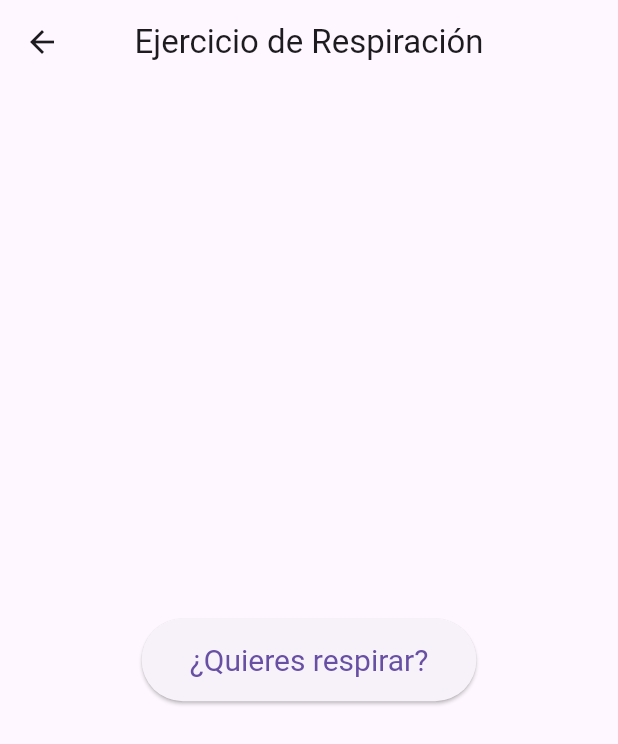
After one commit to nelsonbarrera430/APLICACION, a Flutter app: the BreathingExercisePage screen opened directly, on a phone screen of 412 x 824 dp. The commit adds this screen. Shown: the top 744 px of the screen. Run offline on Flutter 3.47's test engine with Material 3 defaults, Android fonts, the light colour scheme and no system bars; our stand-ins replace appwrite, image_picker; missing offline and left inert: flutter_echarts.

Commit message:
ia bot y respiracion rapida

```diff
--- /dev/null
+++ b/lib/core/breathing_timer.dart
@@ -0,0 +1,73 @@
+import 'dart:async';
+
+class BreathingTimer {
+  final Function(String text, double progress, int timeRemaining) onTick;
+  final Function onFinish;
+  final List<String> steps;
+  final int stepDurationSeconds;
+  final int totalCycles; // Añadimos el número total de ciclos
+
+  Timer? _timer;
+  int _currentStepIndex = 0;
+  int _stepTimePassed = 0;
+  double _progress = 0.0;
+  int _cycleCount = 0; // Contador de ciclos
+
+  int get _stepDurationMs => stepDurationSeconds * 1000;
+
+  BreathingTimer({
+    required this.steps,
+    required this.stepDurationSeconds,
+    required this.onTick,
+    required this.onFinish,
+    this.totalCycles = 1, // Valor por defecto de 1 ciclo
+  });
+
+  void start() {
+    _currentStepIndex = 0;
+    _stepTimePassed = 0;
+    _progress = 0.0;
+    _cycleCount = 0; // Reiniciamos el contador de ciclos al iniciar
+    _startStep();
+  }
+
+  void _startStep() {
+    _stepTimePassed = 0;
+    _progress = 0.0;
+
+    _timer?.cancel();
+    _timer = Timer.periodic(Duration(milliseconds: 100), (timer) {
+      _stepTimePassed += 100;
+      _progress = _stepTimePassed / _stepDurationMs;
+
+      int timeRemaining = ((_stepDurationMs - _stepTimePassed) / 1000).ceil();
+
+      if (_stepTimePassed >= _stepDurationMs) {
+        timer.cancel();
+        _nextStep();
+      } else {
+        onTick(
+          steps[_currentStepIndex % steps.length], // Usamos el módulo para repetir los pasos
+          _progress.clamp(0.0, 1.0),
+          timeRemaining,
+        );
+      }
+    });
+  }
+
+  void _nextStep() {
+    _currentStepIndex++;
+    if (_currentStepIndex % steps.length == 0) {
+      _cycleCount++; // Incrementamos el contador de ciclos al completar una secuencia de pasos
+      if (_cycleCount >= totalCycles) {
+        onFinish(); // Detenemos si alcanzamos el número total de ciclos
+        return;
+      }
+    }
+    _startStep();
+  }
+
+  void dispose() {
+    _timer?.cancel();
+  }
+}
--- /dev/null
+++ b/lib/pages/breathing_exercise_page.dart
@@ -0,0 +1,131 @@
+import 'package:flutter/material.dart';
+import '../core/breathing_timer.dart';
+
+class BreathingExercisePage extends StatefulWidget {
+  @override
+  _BreathingExercisePageState createState() => _BreathingExercisePageState();
+}
+
+class _BreathingExercisePageState extends State<BreathingExercisePage> {
+  late BreathingTimer _breathingTimer;
+  String _breathText = '';
+  double _progress = 0.0;
+  int _timeRemaining = 0;
+  bool _isRunning = false;
+  bool _hasFinished = false;
+
+  final List<String> _breathingSteps = [
+    'Inhala',
+    'Mantén',
+    'Exhala',
+    'Mantén',
+  ];
+
+  @override
+  void initState() {
+    super.initState();
+    _breathingTimer = BreathingTimer(
+      steps: _breathingSteps,
+      stepDurationSeconds: 4,
+      onTick: _onTimerTick,
+      onFinish: _onTimerFinish,
+      totalCycles: 4, // ¡Aquí especificamos 4 ciclos!
+    );
+  }
+
+  void _onTimerTick(String text, double progress, int timeRemaining) {
+    setState(() {
+      _breathText = text;
+      _progress = progress;
+      _timeRemaining = timeRemaining;
+    });
+  }
+
+  void _onTimerFinish() {
+    setState(() {
+      _hasFinished = true;
+      _isRunning = false;
+      _progress = 1.0;
+      _breathText = '¡Bien hecho!';
+    });
+  }
+
+  void _startBreathing() {
+    setState(() {
+      _isRunning = true;
+      _hasFinished = false;
+      _breathText = _breathingSteps.first;
+      _progress = 0.0;
+      _timeRemaining = 0;
+    });
+    _breathingTimer.start();
+  }
+
+  @override
+  void dispose() {
+    _breathingTimer.dispose();
+    super.dispose();
+  }
+
+  @override
+  Widget build(BuildContext context) {
+    return Scaffold(
+      appBar: AppBar(
+        title: Text('Ejercicio de Respiración'),
+        centerTitle: true,
+      ),
+      body: Center(
+        child: Padding(
+          padding: EdgeInsets.all(24.0),
+          child: Column(
+            mainAxisAlignment: MainAxisAlignment.center,
+            children: [
+              if (!_isRunning && !_hasFinished) ...[
+                ElevatedButton(
+                  onPressed: _startBreathing,
+                  child: Text('¿Quieres respirar?'),
+                  style: ElevatedButton.styleFrom(
+                    textStyle: TextStyle(fontSize: 20),
+                    padding: EdgeInsets.symmetric(horizontal: 32, vertical: 16),
+                  ),
+                ),
+              ] else if (_isRunning) ...[
+                Text(
+                  _breathText,
+                  style: TextStyle(fontSize: 32, fontWeight: FontWeight.bold),
+                ),
+                SizedBox(height: 24),
+                LinearProgressIndicator(
+                  value: _progress,
+                  minHeight: 12,
+                  backgroundColor: Colors.grey[300],
+                  valueColor: AlwaysStoppedAnimation<Color>(Colors.blueAccent),
+                ),
+                SizedBox(height: 12),
+                Text(
+                  'Tiempo restante: $_timeRemaining s',
+                  style: TextStyle(fontSize: 18, color: Colors.grey[700]),
+                ),
+              ] else if (_hasFinished) ...[
+                Text(
+                  _breathText,
+                  style: TextStyle(fontSize: 28, fontWeight: FontWeight.w600),
+                ),
+                SizedBox(height: 24),
+                ElevatedButton(
+                  onPressed: _startBreathing,
+                  child: Text('¿Quieres intentarlo de nuevo?'),
+                  style: ElevatedButton.styleFrom(
+                    backgroundColor: Colors.green,
+                    textStyle: TextStyle(fontSize: 18),
+                    padding: EdgeInsets.symmetric(horizontal: 28, vertical: 14),
+                  ),
+                ),
+              ],
+            ],
+          ),
+        ),
+      ),
+    );
+  }
+}
--- a/lib/services/preguntas_ia_service.dart
+++ b/lib/services/preguntas_ia_service.dart
@@ -2,7 +2,7 @@ import 'dart:convert';
 import 'package:http/http.dart' as http;
 
 class PreguntasIAService {
-  final String _apiKey = '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';
+  final String _apiKey = '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';
   final String _url = 'https://openrouter.ai/api/v1/chat/completions';
 
   Future<List<String>> generarPreguntas() async {
```
Also changed, not shown: lib/pages/chatbot_page.dart (added, +196 -0 lines), lib/pages/home_page.dart (+27 -5 lines), lib/services/chat_ia_service.dart (added, +55 -0 lines), lib/widgets/breathing_circle.dart (added, +45 -0 lines), lib/widgets/particle.dart (added, +27 -0 lines), lib/widgets/particle_effect.dart (added, +51 -0 lines), lib/widgets/particle_painter.dart (added, +23 -0 lines).
